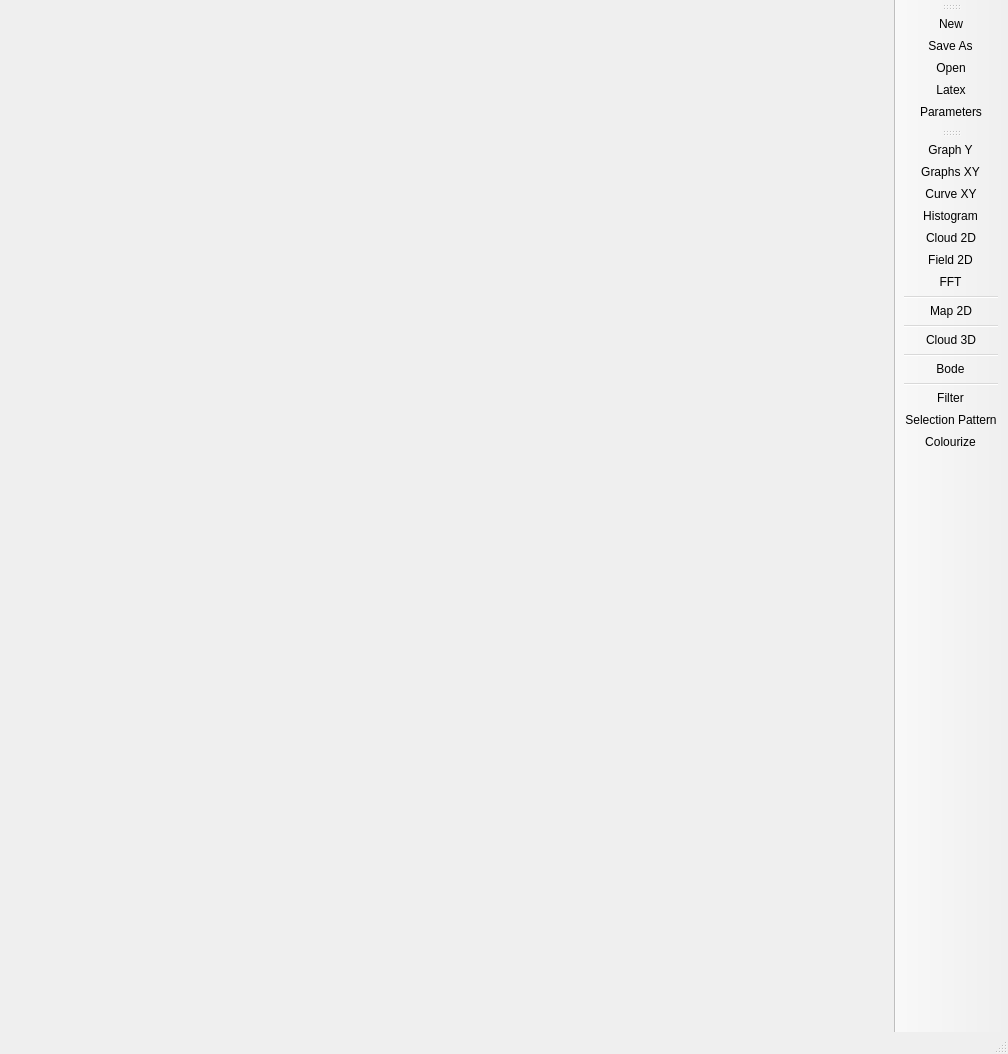
gobelin88/graphy, file mainwindow.ui: the form before one commit.
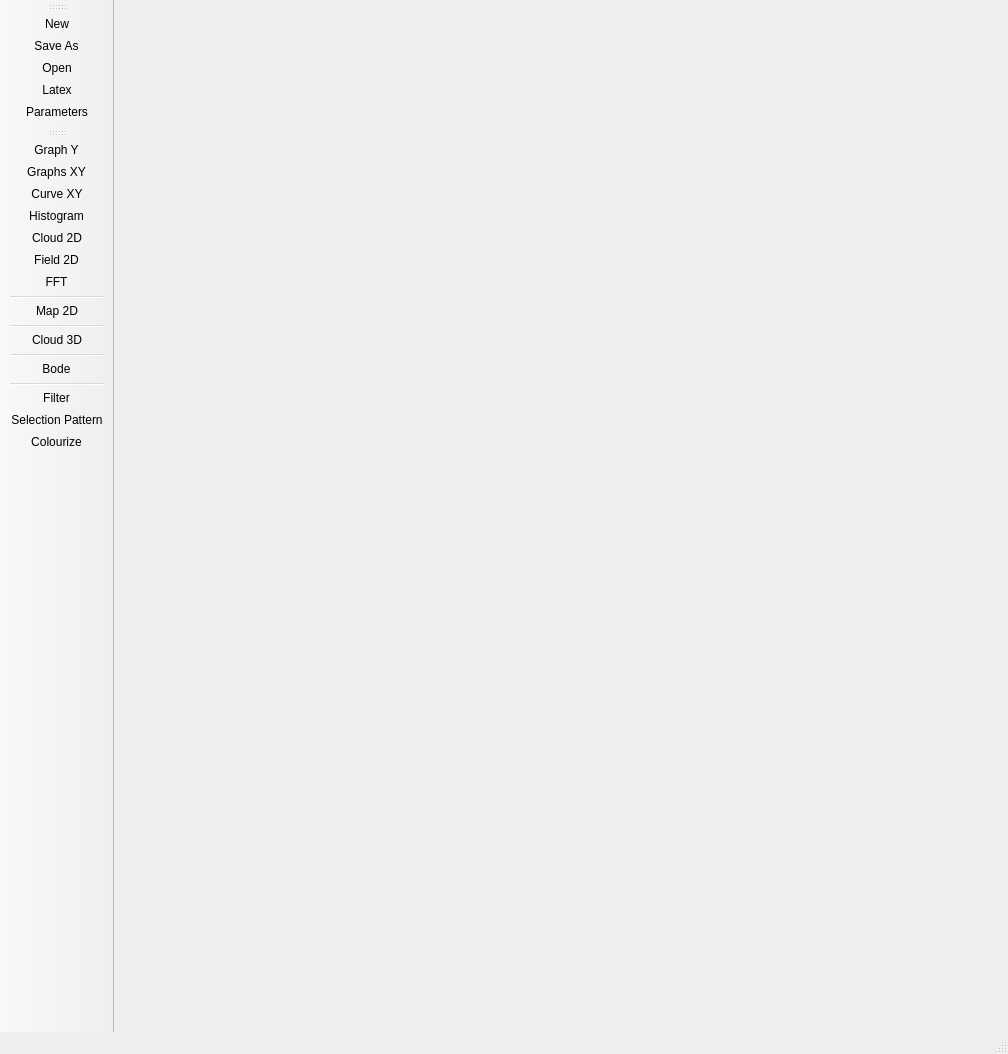
The form after the commit. Icons and pictures are not drawn.

Commit message: add gradients presets and toolbar left

What changed in the file:
```diff
--- a/mainwindow.ui
+++ b/mainwindow.ui
@@ -35,7 +35,7 @@
     <enum>Qt::ToolButtonIconOnly</enum>
    </property>
    <attribute name="toolBarArea">
-    <enum>RightToolBarArea</enum>
+    <enum>LeftToolBarArea</enum>
    </attribute>
    <attribute name="toolBarBreak">
     <bool>false</bool>
@@ -63,7 +63,7 @@
     <enum>Qt::ToolButtonIconOnly</enum>
    </property>
    <attribute name="toolBarArea">
-    <enum>RightToolBarArea</enum>
+    <enum>LeftToolBarArea</enum>
    </attribute>
    <attribute name="toolBarBreak">
     <bool>false</bool>
```
Left out of the diff: 4 changed lines with no effect on the pictures. The commit also changes 4 other files.
